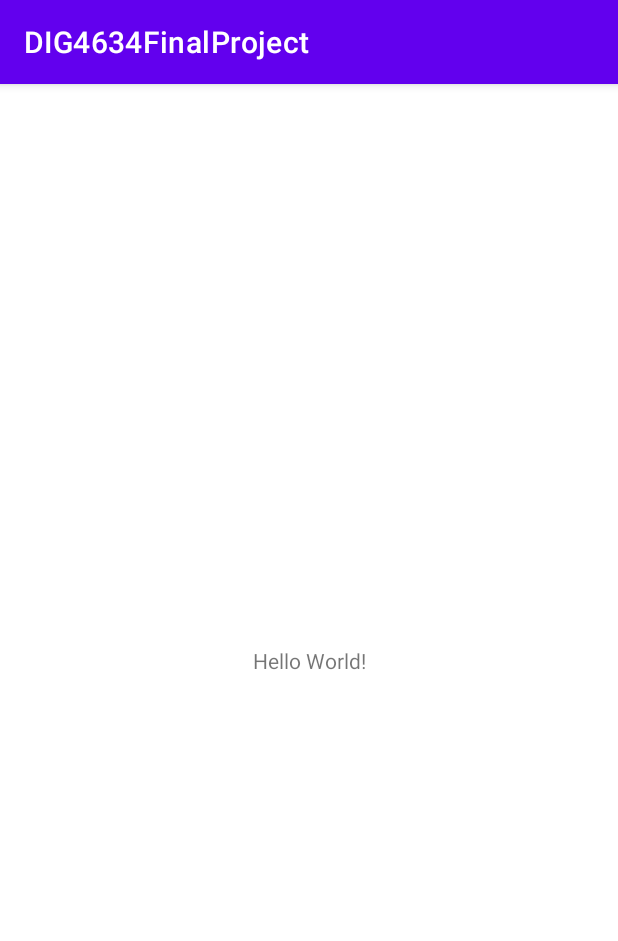
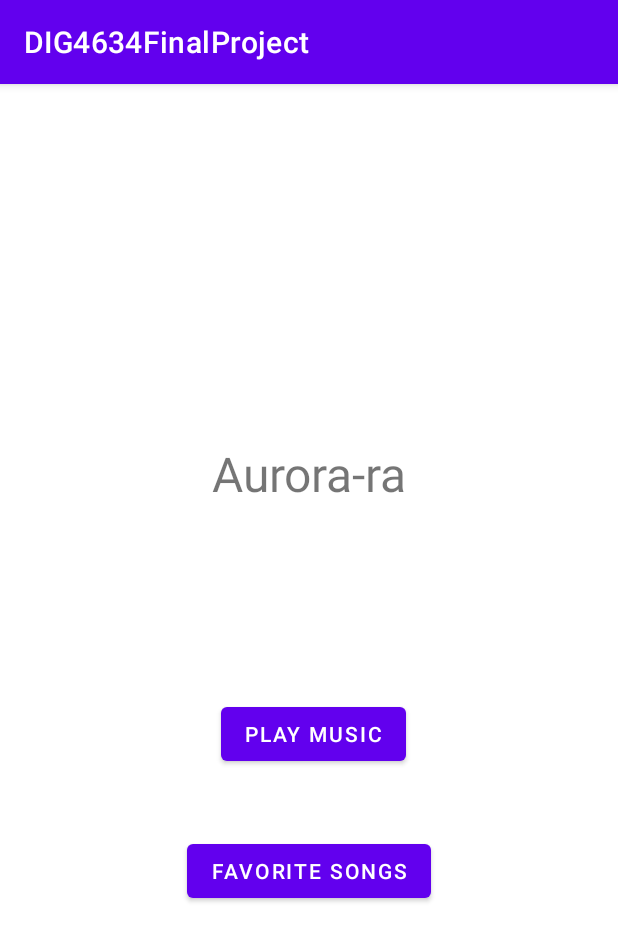
Before and after one commit to remainether/DIG4634FinalProject, an Android app: the screen it shows after launch (MainActivity), on a phone screen of 412 x 824 dp. Shown: the top 941 px of the screen. Run offline under Robolectric (Android 15) with nearby library versions, the phone set to English and light mode, and no system bars.

Commit message:
APK Layout for Milestone 1

```diff
--- a/app/src/main/AndroidManifest.xml
+++ b/app/src/main/AndroidManifest.xml
@@ -10,6 +10,12 @@
         android:supportsRtl="true"
         android:theme="@style/Theme.DIG4634FinalProject">
         <activity
+            android:name=".LikedSongs"
+            android:exported="false" />
+        <activity
+            android:name=".PlaySongs"
+            android:exported="false" />
+        <activity
             android:name=".MainActivity"
             android:exported="true">
             <intent-filter>
--- a/app/src/main/java/com/example/dig4634finalproject/MainActivity.java
+++ b/app/src/main/java/com/example/dig4634finalproject/MainActivity.java
@@ -2,15 +2,38 @@ package com.example.dig4634finalproject;
 
 import androidx.appcompat.app.AppCompatActivity;
 
+import android.content.Intent;
 import android.os.Bundle;
+import android.view.View;
+import android.widget.Button;
 
 public class MainActivity extends AppCompatActivity {
-    //hello tatumoo
-    //this is part two
-    //my b
-    @Override
+
+
+        @Override
     protected void onCreate(Bundle savedInstanceState) {
         super.onCreate(savedInstanceState);
         setContentView(R.layout.activity_main);
-    }
+            Button btn = (Button)findViewById(R.id.playMusicButton);
+            Button btn2 = (Button)findViewById(R.id.favoriteSongsButton);
+
+            btn.setOnClickListener(new View.OnClickListener() {
+                @Override
+                public void onClick(View v) {
+                    startActivity(new Intent(MainActivity.this, PlaySongs.class));
+                }
+            });
+            btn2.setOnClickListener(new View.OnClickListener(){
+                @Override
+                public void onClick(View v) {
+                    startActivity(new Intent(MainActivity.this, LikedSongs.class));
+                }
+            });
+
+
+
+        }
+
+
+
 }
--- a/app/src/main/res/layout/activity_main.xml
+++ b/app/src/main/res/layout/activity_main.xml
@@ -7,12 +7,38 @@
     tools:context=".MainActivity">
 
     <TextView
+        android:id="@+id/textView"
         android:layout_width="wrap_content"
         android:layout_height="wrap_content"
-        android:text="Hello World!"
+        android:text="Aurora-ra"
+        android:textSize="32dp"
         app:layout_constraintBottom_toBottomOf="parent"
         app:layout_constraintLeft_toLeftOf="parent"
         app:layout_constraintRight_toRightOf="parent"
-        app:layout_constraintTop_toTopOf="parent" />
+        app:layout_constraintTop_toTopOf="parent"
+        app:layout_constraintVertical_bias="0.328" />
+
+    <Button
+        android:id="@+id/playMusicButton"
+        android:layout_width="wrap_content"
+        android:layout_height="wrap_content"
+        android:layout_marginTop="128dp"
+        android:text="Play Music"
+        app:layout_constraintBottom_toTopOf="@+id/favoriteSongsButton"
+        app:layout_constraintEnd_toEndOf="parent"
+        app:layout_constraintHorizontal_bias="0.51"
+        app:layout_constraintStart_toStartOf="parent"
+        app:layout_constraintTop_toBottomOf="@+id/textView"
+        app:layout_constraintVertical_bias="0.0" />
+
+    <Button
+        android:id="@+id/favoriteSongsButton"
+        android:layout_width="wrap_content"
+        android:layout_height="wrap_content"
+        android:text="Favorite Songs"
+        app:layout_constraintBottom_toBottomOf="parent"
+        app:layout_constraintEnd_toEndOf="parent"
+        app:layout_constraintStart_toStartOf="parent"
+        app:layout_constraintTop_toBottomOf="@+id/textView" />
 
 </androidx.constraintlayout.widget.ConstraintLayout>
```
Also changed, not shown: app/src/main/java/com/example/dig4634finalproject/LikedSongs.java (added, +14 -0 lines), app/src/main/java/com/example/dig4634finalproject/PlaySongs.java (added, +14 -0 lines), app/src/main/res/layout/activity_liked_songs.xml (added, +20 -0 lines), app/src/main/res/layout/activity_play_songs.xml (added, +66 -0 lines).
